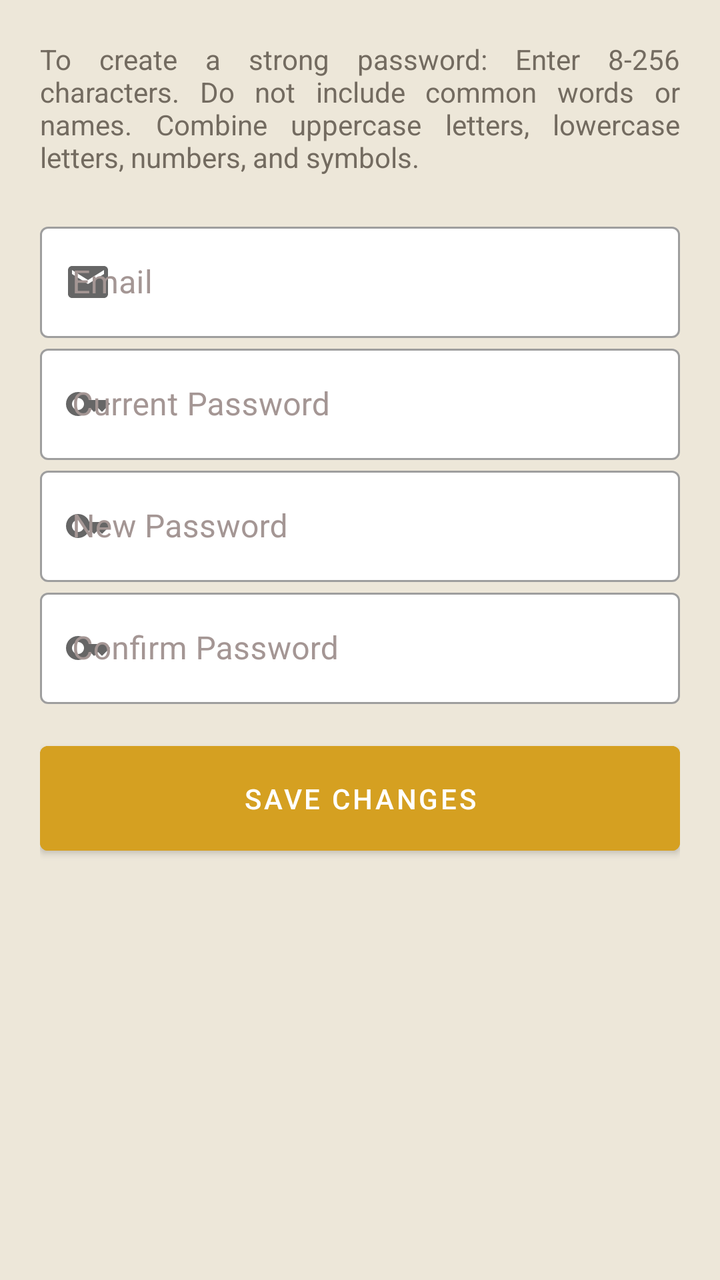
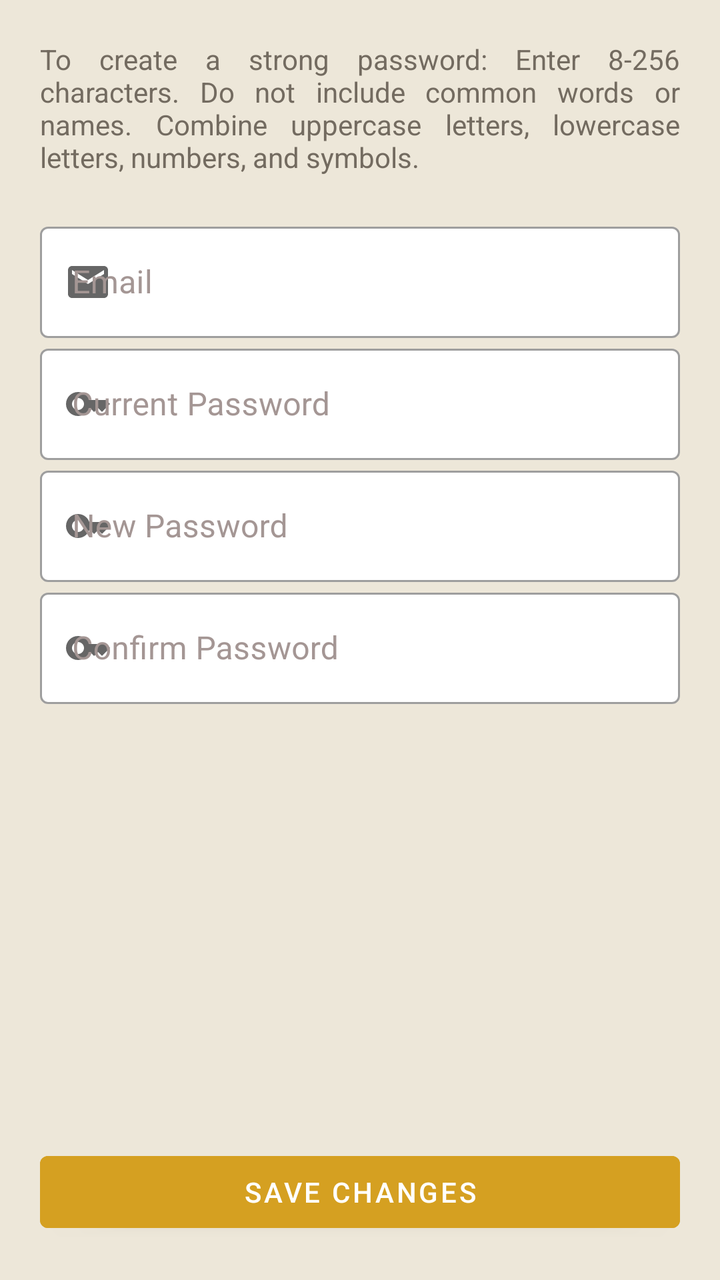

The first picture is an Android layout as it rendered before a commit; the second is the same layout after the commit. The layout source and the unified diff follow.
<!-- AndroidManifest.xml: application theme Theme.ShuttlePassDriver -->
<!-- res/layout/activity_change_password.xml -->
<?xml version="1.0" encoding="utf-8"?>
<LinearLayout xmlns:android="http://schemas.android.com/apk/res/android"
    xmlns:app="http://schemas.android.com/apk/res-auto"
    xmlns:tools="http://schemas.android.com/tools"
    android:layout_width="match_parent"
    android:layout_height="match_parent"
    tools:context=".ChangePassword"
    android:orientation="vertical"
    android:background="@color/alabaster">

    <LinearLayout
        android:layout_width="match_parent"
        android:layout_height="match_parent"
        android:orientation="vertical"
        android:layout_marginHorizontal="20dp"
        android:layout_marginVertical="20dp"
     >
        <TextView
            android:layout_width="match_parent"
            android:layout_height="wrap_content"
            android:text="To create a strong password: Enter 8-256 characters. Do not include common words or names. Combine uppercase letters, lowercase letters, numbers, and symbols."
            android:justificationMode="inter_word"
            android:layout_marginBottom="20dp"
            android:textColor="@color/dim_gray"/>

        <com.google.android.material.textfield.TextInputLayout
            android:id="@+id/email"
            style="@style/Widget.MaterialComponents.TextInputLayout.OutlinedBox"
            android:layout_width="match_parent"
            android:layout_height="wrap_content"
            app:startIconDrawable="@drawable/email"
            app:boxBackgroundColor="@color/white"
            android:textColorHint="@color/taupe_gray">

            <com.google.android.material.textfield.TextInputEditText
                android:layout_width="match_parent"
                android:layout_height="wrap_content"
                android:inputType="textEmailAddress"
                android:hint="Email"
                android:enabled="false"
                android:textColor="@color/taupe"/>
        </com.google.android.material.textfield.TextInputLayout>

        <com.google.android.material.textfield.TextInputLayout
            android:id="@+id/old_pass"
            style="@style/Widget.MaterialComponents.TextInputLayout.OutlinedBox"
            android:layout_width="match_parent"
            android:layout_height="wrap_content"
            app:startIconDrawable="@drawable/password"
            app:boxBackgroundColor="@color/white"
            android:textColorHint="@color/taupe_gray">

            <com.google.android.material.textfield.TextInputEditText
                android:layout_width="match_parent"
                android:layout_height="wrap_content"
                android:inputType="textPassword"
                android:hint="Current Password"
                android:textColor="@color/taupe"/>
        </com.google.android.material.textfield.TextInputLayout>

        <com.google.android.material.textfield.TextInputLayout
            android:id="@+id/new_pass"
            style="@style/Widget.MaterialComponents.TextInputLayout.OutlinedBox"
            android:layout_width="match_parent"
            android:layout_height="wrap_content"
            app:startIconDrawable="@drawable/password"
            app:boxBackgroundColor="@color/white"
            android:textColorHint="@color/taupe_gray">

            <com.google.android.material.textfield.TextInputEditText
                android:layout_width="match_parent"
                android:layout_height="wrap_content"
                android:inputType="textPassword"
                android:hint="New Password"
                android:textColor="@color/taupe"/>
        </com.google.android.material.textfield.TextInputLayout>

        <com.google.android.material.textfield.TextInputLayout
            android:id="@+id/confirm_pass"
            style="@style/Widget.MaterialComponents.TextInputLayout.OutlinedBox"
            android:layout_width="match_parent"
            android:layout_height="wrap_content"
            app:startIconDrawable="@drawable/password"
            app:boxBackgroundColor="@color/white"
            android:textColorHint="@color/taupe_gray"
            >

            <com.google.android.material.textfield.TextInputEditText
                android:layout_width="match_parent"
                android:layout_height="wrap_content"
                android:inputType="textPassword"
                android:hint="Confirm Password"
                android:textColor="@color/taupe"/>
        </com.google.android.material.textfield.TextInputLayout>

        <Button
            android:id="@+id/save_changes"
            android:layout_width="match_parent"
            android:layout_height="wrap_content"
            android:layout_marginTop="45px"
            android:paddingVertical="50px"
            android:backgroundTint="@color/goldenrod"
            android:text="Save Changes"
            />

    </LinearLayout>


</LinearLayout>
<!-- resources referenced by this layout -->
<resources>
  <color name="alabaster">#EDE7D9</color>
  <color name="dim_gray">#736B60</color>
  <color name="goldenrod">#D5A021</color>
  <color name="taupe">#4B4237</color>
  <color name="taupe_gray">#A49694</color>
  <color name="white">#FFFFFFFF</color>
  <!-- drawable email (drawable) -->
  <vector android:height="24dp" android:tint="#000000"
      android:viewportHeight="24" android:viewportWidth="24"
      android:width="24dp" xmlns:android="http://schemas.android.com/apk/res/android">
      <path android:fillColor="@android:color/white" android:pathData="M20,4L4,4c-1.1,0 -1.99,0.9 -1.99,2L2,18c0,1.1 0.9,2 2,2h16c1.1,0 2,-0.9 2,-2L22,6c0,-1.1 -0.9,-2 -2,-2zM20,8l-8,5 -8,-5L4,6l8,5 8,-5v2z"/>
  </vector>
  <!-- drawable password (drawable) -->
  <vector android:height="24dp" android:tint="#000000"
      android:viewportHeight="24" android:viewportWidth="24"
      android:width="24dp" xmlns:android="http://schemas.android.com/apk/res/android">
      <path android:fillColor="@android:color/white" android:pathData="M21,10h-8.35C11.83,7.67 9.61,6 7,6c-3.31,0 -6,2.69 -6,6s2.69,6 6,6c2.61,0 4.83,-1.67 5.65,-4H13l2,2l2,-2l2,2l4,-4.04L21,10zM7,15c-1.65,0 -3,-1.35 -3,-3c0,-1.65 1.35,-3 3,-3s3,1.35 3,3C10,13.65 8.65,15 7,15z"/>
  </vector>
  <style name="Theme.ShuttlePassDriver" parent="Theme.MaterialComponents.Light.NoActionBar">
          
          <item name="colorPrimary">@color/goldenrod</item>
          <item name="colorPrimaryVariant">@color/dim_gray</item>
          <item name="colorOnPrimary">@color/white</item>
          
          <item name="colorSecondary">@color/goldenrod</item>
          <item name="colorSecondaryVariant">@color/teal_700</item>
          <item name="colorOnSecondary">@color/black</item>
          
          <item name="android:statusBarColor">?attr/colorPrimaryVariant</item>
          
  
      </style>
  <color name="teal_700">#FF018786</color>
  <color name="black">#FF000000</color>
</resources>

<!-- the commit's change to res/layout/activity_change_password.xml (unified diff, before → after) -->
@@ -93,16 +93,19 @@
                 android:textColor="@color/taupe"/>
         </com.google.android.material.textfield.TextInputLayout>
 
-        <Button
-            android:id="@+id/save_changes"
+        <LinearLayout
             android:layout_width="match_parent"
-            android:layout_height="wrap_content"
-            android:layout_marginTop="45px"
-            android:paddingVertical="50px"
-            android:backgroundTint="@color/goldenrod"
-            android:text="Save Changes"
-            />
+            android:layout_height="match_parent"
+            android:orientation="vertical"
+            android:gravity="bottom">
 
+            <Button
+                android:id="@+id/save_changes"
+                android:layout_width="match_parent"
+                android:layout_height="wrap_content"
+                android:backgroundTint="@color/goldenrod"
+                android:text="Save Changes"/>
+        </LinearLayout>
     </LinearLayout>
 
 
